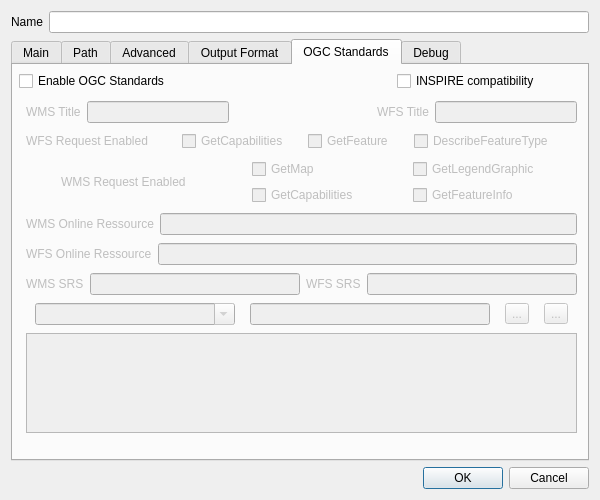
Before: the Qt Designer form mapsettings.ui in QMapfileEditor/QMapfileEditor, drawn with Qt 5.
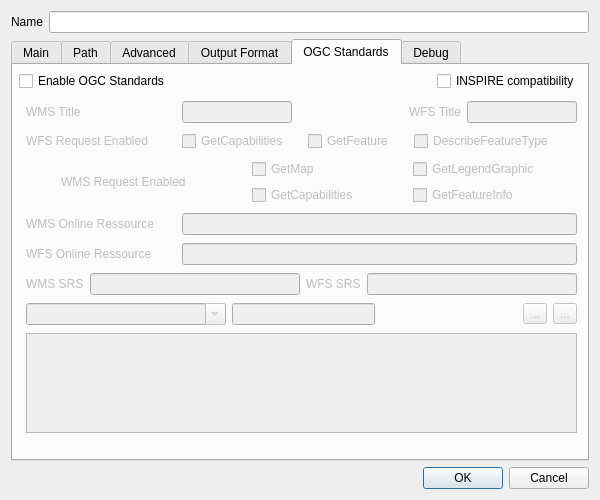
After: the same form once the commit is applied. The open tabs and pages were chosen to show the change. Icons and pictures are not drawn.

```diff
--- a/mapsettings.ui
+++ b/mapsettings.ui
@@ -1928,6 +1928,18 @@
           <layout class="QHBoxLayout" name="horizontalLayout_34">
            <item>
             <widget class="QLabel" name="mf_map_web_md_wms_title__label">
+             <property name="minimumSize">
+              <size>
+               <width>150</width>
+               <height>0</height>
+              </size>
+             </property>
+             <property name="maximumSize">
+              <size>
+               <width>150</width>
+               <height>16777215</height>
+              </size>
+             </property>
              <property name="text">
               <string>WMS Title</string>
              </property>
@@ -2098,6 +2110,18 @@
           <layout class="QHBoxLayout" name="horizontalLayout_35">
            <item>
             <widget class="QLabel" name="mf_map_web_md_onlineresource_label">
+             <property name="minimumSize">
+              <size>
+               <width>150</width>
+               <height>0</height>
+              </size>
+             </property>
+             <property name="maximumSize">
+              <size>
+               <width>150</width>
+               <height>16777215</height>
+              </size>
+             </property>
              <property name="text">
               <string>WMS Online Ressource</string>
              </property>
@@ -2112,6 +2136,18 @@
           <layout class="QHBoxLayout" name="horizontalLayout_39">
            <item>
             <widget class="QLabel" name="mf_map_web_md_wfs_onlineresource_label">
+             <property name="minimumSize">
+              <size>
+               <width>150</width>
+               <height>0</height>
+              </size>
+             </property>
+             <property name="maximumSize">
+              <size>
+               <width>150</width>
+               <height>16777215</height>
+              </size>
+             </property>
              <property name="text">
               <string>WFS Online Ressource</string>
              </property>
@@ -2192,6 +2228,19 @@
              </property>
             </widget>
            </item>
+           <item>
+            <spacer name="horizontalSpacer_13">
+             <property name="orientation">
+              <enum>Qt::Horizontal</enum>
+             </property>
+             <property name="sizeHint" stdset="0">
+              <size>
+               <width>40</width>
+               <height>20</height>
+              </size>
+             </property>
+            </spacer>
+           </item>
            <item>
             <widget class="QToolButton" name="mf_map_web_md_options_add">
              <property name="text">
@@ -2240,7 +2289,7 @@
         <rect>
          <x>6</x>
          <y>3</y>
-         <width>521</width>
+         <width>561</width>
          <height>26</height>
         </rect>
        </property>
```
Left out of the diff: 51 changed lines with no effect on the pictures.
